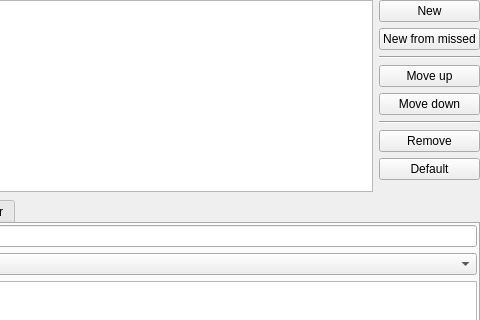
Before: the Qt Designer form src/plugins/advancednotifications/notificationruleswidget.ui in 0xd34df00d/leechcraft, drawn with Qt 5; both pictures show x 279 to 759 and y 0 to 320 of the 759 by 687 pixel window.
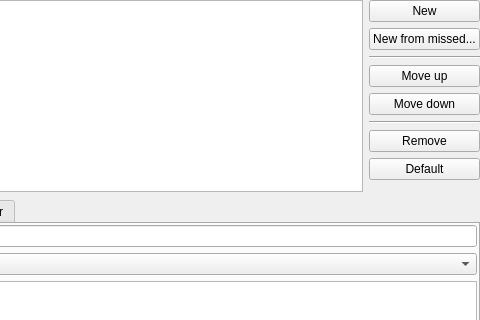
After: the same form once the commit is applied. Icons and pictures are not drawn. Custom widgets are drawn as their Qt base class.

Commit message: [AN] Better human-readable push button text.

```diff
--- a/src/plugins/advancednotifications/notificationruleswidget.ui
+++ b/src/plugins/advancednotifications/notificationruleswidget.ui
@@ -46,7 +46,7 @@
        <item>
         <widget class="QPushButton" name="AddFromMissed_">
          <property name="text">
-          <string>New from missed</string>
+          <string>New from missed...</string>
          </property>
          <property name="icon">
           <iconset theme="document-new-from-template"/>
```
